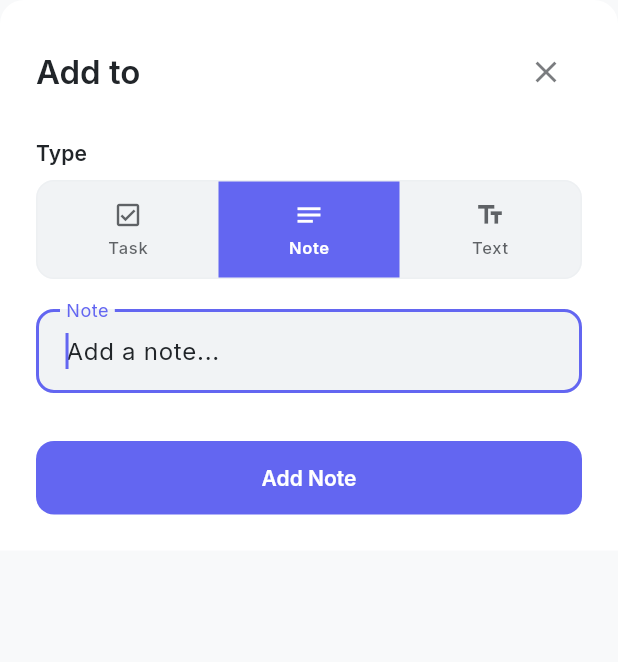
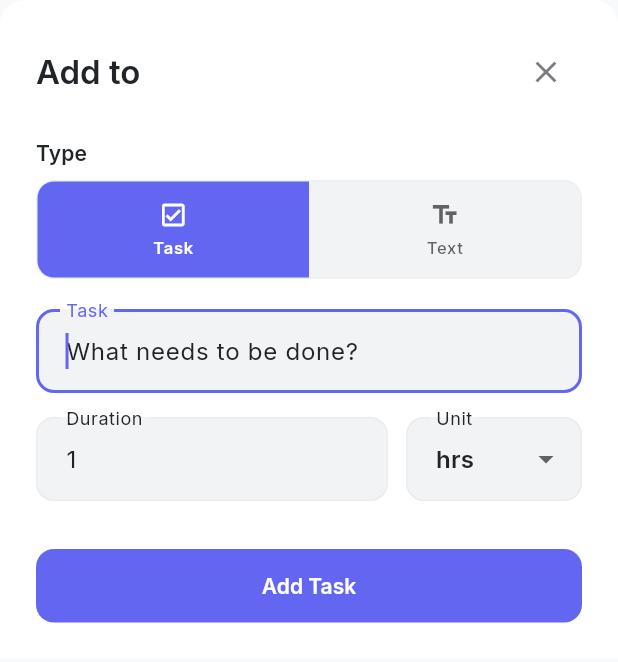
Before and after one commit to gs-deliverists-io/daily-champ, a Flutter app: the AddItemSheet widget shown alone on an empty page, opened directly with empty values, on a phone screen of 412 x 824 dp. Shown: the top 662 px of the screen. Run offline on Flutter 3.47's test engine with Material 3 defaults, Android fonts, the phone set to English and light mode, and no system bars; our stand-ins replace fl_chart, flutter_markdown_plus, flutter_slidable, google_fonts, shared_preferences, table_calendar and 1 more; accounts and stored records are empty.

Commit message:
Simplify add item sheet: remove Note option
- Remove ItemType.note enum value, keeping only task and text
- Change default selection from note to task
- Update type selector UI to show 2 options instead of 3
- Remove note cases from helper methods (_getContentLabel, _getContentHint, _getButtonLabel)
- Simplifies UX by reducing choices - users can add tasks (checkbox + time) or text (paragraph)
- All 36 tests passing

```diff
--- a/lib/widgets/add_item_sheet.dart
+++ b/lib/widgets/add_item_sheet.dart
@@ -2,7 +2,7 @@ import 'package:flutter/material.dart';
 import '../theme/theme_compat.dart';
 
 /// Type of item to add
-enum ItemType { task, note, text }
+enum ItemType { task, text }
 
 /// Time unit for task duration
 enum TimeUnit { minutes, hours }
@@ -26,7 +26,7 @@ class _AddItemSheetState extends State<AddItemSheet> {
   final _formKey = GlobalKey<FormState>();
   late TextEditingController _contentController;
   late TextEditingController _timeController;
-  ItemType _selectedType = ItemType.note;
+  ItemType _selectedType = ItemType.task;
   TimeUnit _selectedTimeUnit = TimeUnit.hours;
 
   @override
@@ -237,13 +237,6 @@ class _AddItemSheetState extends State<AddItemSheet> {
           _buildTypeOption(
             theme: theme,
             colorScheme: colorScheme,
-            type: ItemType.note,
-            icon: Icons.notes_outlined,
-            label: 'Note',
-          ),
-          _buildTypeOption(
-            theme: theme,
-            colorScheme: colorScheme,
             type: ItemType.text,
             icon: Icons.text_fields_outlined,
             label: 'Text',
@@ -314,8 +307,6 @@ class _AddItemSheetState extends State<AddItemSheet> {
     switch (_selectedType) {
       case ItemType.task:
         return 'Task';
-      case ItemType.note:
-        return 'Note';
       case ItemType.text:
         return 'Text';
     }
@@ -325,8 +316,6 @@ class _AddItemSheetState extends State<AddItemSheet> {
     switch (_selectedType) {
       case ItemType.task:
         return 'What needs to be done?';
-      case ItemType.note:
-        return 'Add a note...';
       case ItemType.text:
         return 'Enter your text...';
     }
@@ -336,8 +325,6 @@ class _AddItemSheetState extends State<AddItemSheet> {
     switch (_selectedType) {
       case ItemType.task:
         return 'Add Task';
-      case ItemType.note:
-        return 'Add Note';
       case ItemType.text:
         return 'Add Text';
     }
```
